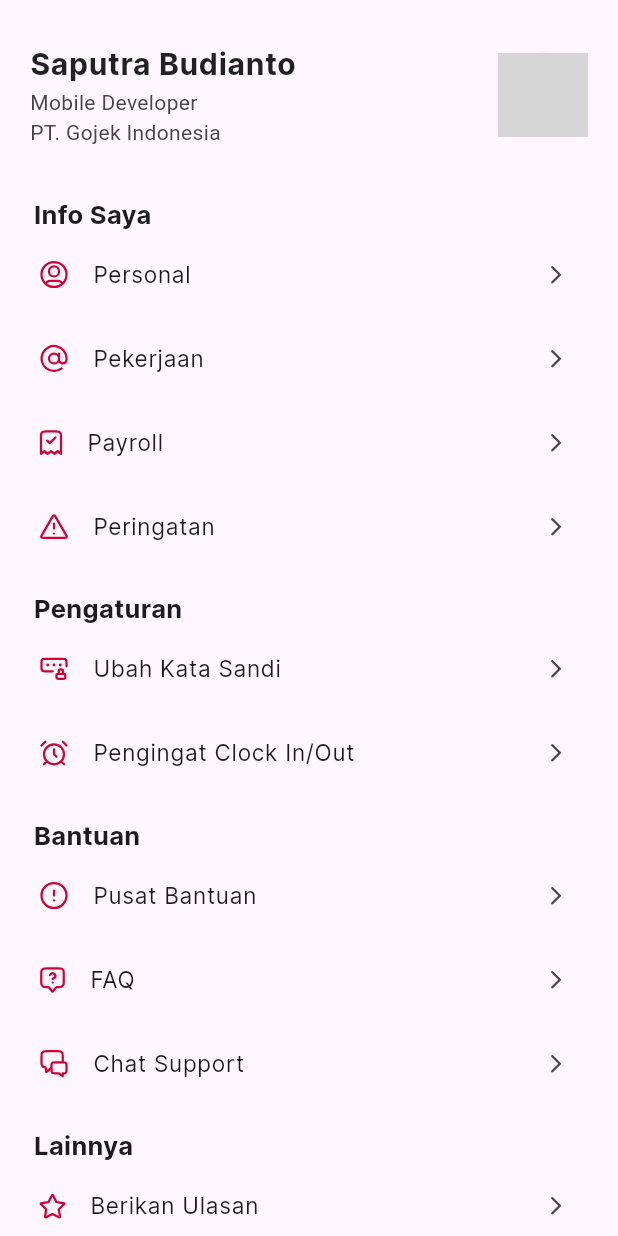
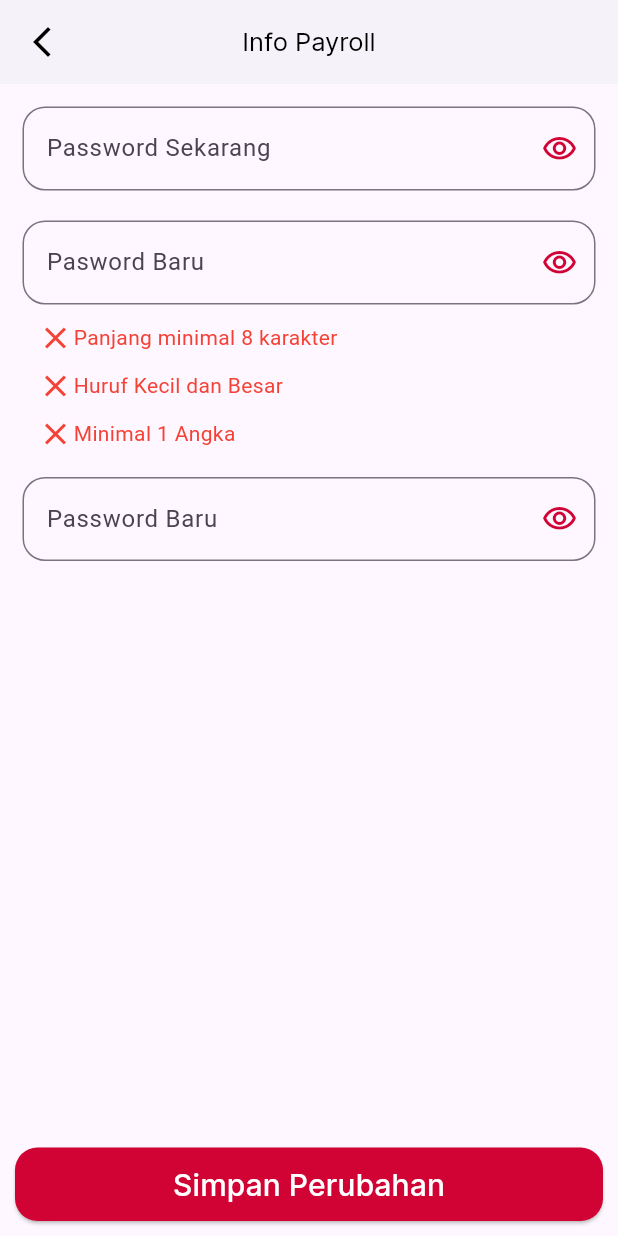
Before and after one commit to putrabudiantos/zainzo-people, a Flutter app: the Akun screen opened directly, after a tap on "Ubah Kata Sandi", on a phone screen of 412 x 824 dp. Run offline on Flutter 3.47's test engine with Material 2 defaults, Android fonts, the light colour scheme and no system bars; our stand-ins replace flutter_svg, geocoding, geolocator, google_maps_flutter, image_picker; network calls fail; project files that could hold a hidden picture were left out; grey boxes are pictures that could not be loaded.

Commit message:
menambah window ganti password

```diff
--- a/lib/src/components/button.dart
+++ b/lib/src/components/button.dart
@@ -45,9 +45,10 @@ class KButton {
           padding: const EdgeInsets.all(10) // Background color
           ),
       onPressed: onpressing,
-      child: const Text(
-        'Masuk',
-        style: TextStyle(fontSize: 20, color: Colors.white),
+      child: Text(
+        judul,
+        style: const TextStyle(
+            fontSize: 20, color: Colors.white, fontFamily: "Inter"),
       ),
     );
   }
--- a/lib/src/components/inputtext.dart
+++ b/lib/src/components/inputtext.dart
@@ -1,10 +1,8 @@
 import 'package:flutter/material.dart';
 
+import '../theme/color.dart';
+
 class KTextField {
-  // final emailcontroller = TextEditingController();
-  // final passwordcontroller = TextEditingController();
-  // static bool tampilsandi = true;
-
   //User input untuk username
   TextFormField kUsernameField({required TextEditingController controller}) {
     return TextFormField(
@@ -26,6 +24,7 @@ class KTextField {
     );
   }
 
+  //text input untuk personal data
   TextFormField personaldata(
       {required TextEditingController controllers, required String? label}) {
     return TextFormField(
@@ -39,36 +38,40 @@ class KTextField {
     );
   }
 
-  //User input intuk password
-  // TextFormField kUserPasswordField(Function() setstate) {
-  //   return TextFormField(
-  //     autofillHints: const [AutofillHints.password],
-  //     obscureText: tampilsandi,
-  //     textInputAction: TextInputAction.send,
-  //     validator: (e) {
-  //       if (e!.isEmpty) {
-  //         return "Harap Masukkan Password";
-  //       }
-  //       return null;
-  //     },
-  //     controller: passwordcontroller, //controller password
-  //     decoration: InputDecoration(
-  //       hintText: "Password",
-  //       suffixIcon: IconButton(
-  //         onPressed: () {
-  //           setstate;
-  //         },
-  //         icon: Icon(
-  //           tampilsandi
-  //               ? Icons.visibility_outlined
-  //               : Icons.visibility_off_outlined,
-  //           color: Colors.black45,
-  //         ),
-  //       ),
-  //       border: OutlineInputBorder(
-  //         borderRadius: BorderRadius.circular(15),
-  //       ),
-  //     ),
-  //   );
-  // }
+  //Text Input untuk Password input
+  TextFormField passwordinput(
+      {required bool obecuretext,
+      required TextEditingController controller,
+      required String label,
+      required void Function()? setstate}) {
+    return TextFormField(
+      autofillHints: const [AutofillHints.password],
+      obscureText: obecuretext,
+      obscuringCharacter: '*',
+      textInputAction: TextInputAction.next,
+      validator: (e) {
+        if (e!.isEmpty) {
+          return "Harap Masukkan Password";
+        }
+        return null;
+      },
+      controller: controller, //controller password
+      decoration: InputDecoration(
+        label: Text(label),
+        hintText: label,
+        suffixIcon: IconButton(
+          onPressed: setstate,
+          icon: Icon(
+            obecuretext
+                ? Icons.visibility_outlined
+                : Icons.visibility_off_outlined,
+            color: KColorTheme.warnaUtama,
+          ),
+        ),
+        border: OutlineInputBorder(
+          borderRadius: BorderRadius.circular(15),
+        ),
+      ),
+    );
+  }
 }
--- /dev/null
+++ b/lib/src/controller/logiceliminate/logiceliminate.dart
@@ -0,0 +1,91 @@
+import 'package:flutter/material.dart';
+
+class LogicEliminate {
+  bool validateStructurewithsymbol(String value) {
+    String pattern =
+        r'^(?=.*?[A-Z])(?=.*?[a-z])(?=.*?[0-9])(?=.*?[!@#\$&*~]).{8,}$';
+    RegExp regExp = RegExp(pattern);
+    return regExp.hasMatch(value);
+  }
+
+  bool validateStructureuplow(String value) {
+    String pattern = r'^(?=.*?[A-Z])(?=.*?[a-z])(?=.*?[0-9]).{8,}$';
+    RegExp regExp = RegExp(pattern);
+    return regExp.hasMatch(value);
+  }
+
+  Container eliminate({required BuildContext context, required String text}) {
+    return Container(
+      padding: const EdgeInsets.all(10),
+      width: MediaQuery.of(context).size.width,
+      height: 115,
+      color: Colors.transparent,
+      child: Column(
+        mainAxisAlignment: MainAxisAlignment.start,
+        children: [
+          Row(
+            children: [
+              Container(
+                  child: text.length != 8
+                      ? const Icon(
+                          Icons.close,
+                          color: Colors.red,
+                        )
+                      : const Icon(Icons.done, color: Colors.green)),
+              Container(
+                  child: text.length != 8
+                      ? const Text(
+                          "Panjang minimal 8 karakter",
+                          style: TextStyle(color: Colors.red),
+                        )
+                      : const Text("Panjang minimal 8 karakter",
+                          style: TextStyle(color: Colors.green))),
+            ],
+          ),
+          const SizedBox(height: 8),
+          Row(
+            children: [
+              Container(
+                child: validateStructureuplow(text) == true
+                    ? const Icon(Icons.done, color: Colors.green)
+                    : const Icon(Icons.close, color: Colors.red),
+              ),
+              Container(
+                child: validateStructureuplow(text) == true
+                    ? const Text(
+                        "Huruf Kecil dan Besar",
+                        style: TextStyle(color: Colors.green),
+                      )
+                    : const Text(
+                        "Huruf Kecil dan Besar",
+                        style: TextStyle(color: Colors.red),
+                      ),
+              )
+            ],
+          ),
+          const SizedBox(height: 8),
+          Row(
+            children: [
+              Container(
+                child: text.contains(RegExp(r'[0-9]'))
+                    ? const Icon(Icons.done, color: Colors.green)
+                    : const Icon(Icons.close, color: Colors.red),
+              ),
+              Container(
+                child: text.contains(RegExp(r'[0-9]'))
+                    ? const Text(
+                        "Minimal 1 Angka",
+                        style: TextStyle(color: Colors.green),
+                      )
+                    : const Text(
+                        "Minimal 1 Angka",
+                        style: TextStyle(color: Colors.red),
+                      ),
+              ),
+            ],
+          )
+        ],
+      ),
+    );
+  }
+}
--- a/lib/src/profil/akun.dart
+++ b/lib/src/profil/akun.dart
@@ -1,10 +1,12 @@
 import 'package:flutter/material.dart';
+import 'package:zainozoho/src/profil/ubahkatasandi/ubahkatasandi.dart';
 import '../data/datauser/dataperson.dart';
 import '../components/textstyle/title.dart';
 import 'package:zainozoho/src/profil/profileakun/profileakun.dart';
 import 'package:flutter_svg/flutter_svg.dart';
 import 'package:zainozoho/src/profil/personal/personal.dart';
 import 'package:zainozoho/src/profil/pekerjaan/pekerjaan.dart';
+import 'package:zainozoho/src/profil/payroll/payroll.dart';
 
 class Akun extends StatefulWidget {
   const Akun({super.key});
@@ -78,7 +80,14 @@ class _AkunState extends State<Akun> {
 
             //Payroll
             ListTile(
-              onTap: () {},
+              onTap: () {
+                Navigator.push(
+                  context,
+                  MaterialPageRoute(
+                    builder: (context) => const Payroll(),
+                  ),
+                );
+              },
               minLeadingWidth: 12,
               leading: SvgPicture.asset('assets/icons/icon_payroll.svg'),
               title: Text('Payroll', style: styledata.smaller),
@@ -101,7 +110,14 @@ class _AkunState extends State<Akun> {
 
             //Ubah Kata Sandi
             ListTile(
-              onTap: () {},
+              onTap: () {
+                Navigator.push(
+                  context,
+                  MaterialPageRoute(
+                    builder: (context) => const UbahKataSandi(),
+                  ),
+                );
+              },
               minLeadingWidth: 12,
               leading: SvgPicture.asset('assets/icons/icon_ubahSandi.svg'),
               title: Text('Ubah Kata Sandi', style: styledata.smaller),
--- /dev/null
+++ b/lib/src/profil/ubahkatasandi/ubahkatasandi.dart
@@ -0,0 +1,92 @@
+import 'package:flutter/material.dart';
+import '../../components/appbar.dart';
+import '../../components/button.dart';
+import '../../components/inputtext.dart';
+import 'package:zainozoho/src/controller/logiceliminate/logiceliminate.dart';
+
+class UbahKataSandi extends StatefulWidget {
+  const UbahKataSandi({super.key});
+
+  @override
+  State<UbahKataSandi> createState() => _UbahKataSandiState();
+}
+
+class _UbahKataSandiState extends State<UbahKataSandi> {
+  final logic = LogicEliminate();
+  final appbarcomponents = KAppBar();
+  final textfield = KTextField();
+  final button = KButton();
+  bool tampilsandipasswordsekarang = true;
+  bool tampilsandipasswordbaru1 = true;
+  bool tampilsandipasswordbaru2 = true;
+  final passwordsekarang = TextEditingController();
+  final passwordbaru1 = TextEditingController();
+  final passwordbaru2 = TextEditingController();
+
+  @override
+  void initState() {
+    super.initState();
+    passwordbaru1.addListener(() {});
+  }
+
+  @override
+  void dispose() {
+    passwordbaru1.dispose();
+    super.dispose();
+  }
+
+  // void Texts() {
+  //   print("${passwordbaru1.text}");
+  // }
+
+  @override
+  Widget build(BuildContext context) {
+    return Scaffold(
+      appBar: appbarcomponents.appbar(context: context, titles: 'Info Payroll'),
+      body: ListView(
+        padding: const EdgeInsets.all(15),
+        children: [
+          // Texfield untuk passsword sekarang
+          textfield.passwordinput(
+              obecuretext: tampilsandipasswordsekarang,
+              controller: passwordsekarang,
+              label: "Password Sekarang",
+              setstate: () {
+                setState(() {
+                  tampilsandipasswordsekarang = !tampilsandipasswordsekarang;
+                });
+              }),
+
+          const SizedBox(height: 20),
+
+          // TextField untuk password baru 1
+          textfield.passwordinput(
+              obecuretext: tampilsandipasswordbaru1,
+              controller: passwordbaru1,
+              label: "Pasword Baru",
+              setstate: () {
+                setState(() {
+                  tampilsandipasswordbaru1 = !tampilsandipasswordbaru1;
+                });
+              }),
+
+          //eliminasi
+          logic.eliminate(context: context, text: passwordbaru1.text),
+          //Textfield untuk password baru 2
+          textfield.passwordinput(
+              obecuretext: tampilsandipasswordbaru2,
+              controller: passwordbaru2,
+              label: "Password Baru",
+              setstate: () {
+                setState(() {
+                  tampilsandipasswordbaru2 = !tampilsandipasswordbaru2;
+                });
+              })
+        ],
+      ),
+      bottomNavigationBar: Padding(
+          padding: const EdgeInsets.all(10),
+          child: button.kElevetedButton("Simpan Perubahan", () {})),
+    );
+  }
+}
```
Also changed, not shown: lib/src/controller/getrandom/getrandom.dart (added, +24 -0 lines), lib/src/login/login.dart (+6 -1 lines), lib/src/profil/payroll/payroll.dart (added, +74 -0 lines), assets/icons/Vector.png (added), assets/images/Vector.svg (added).
